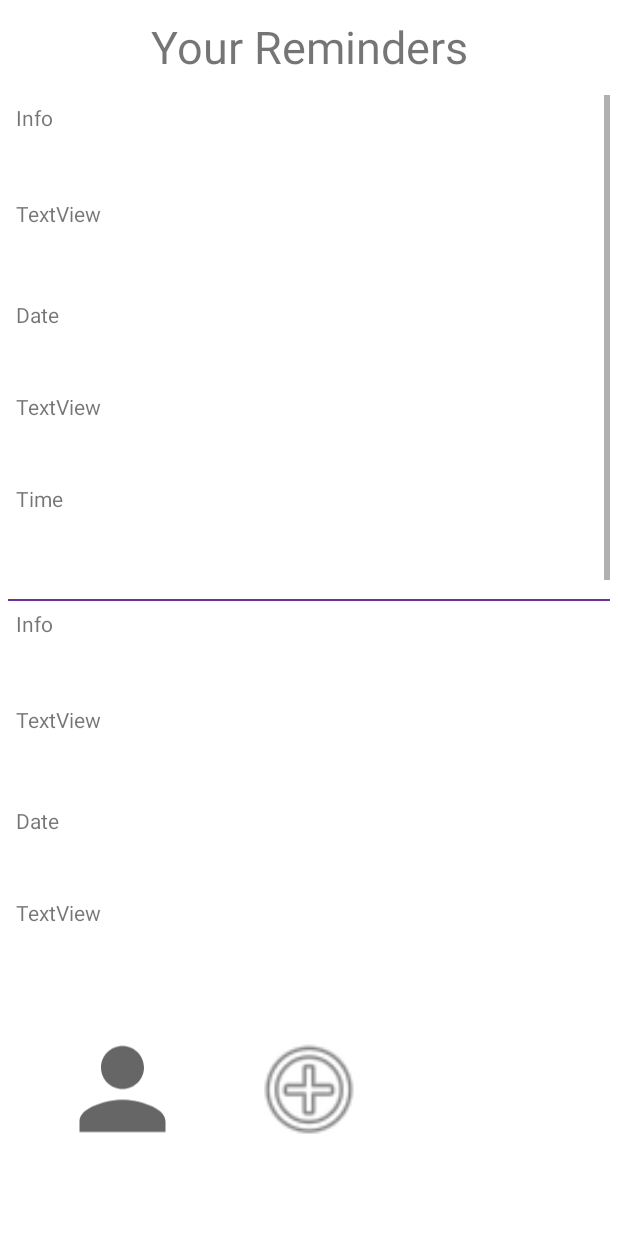
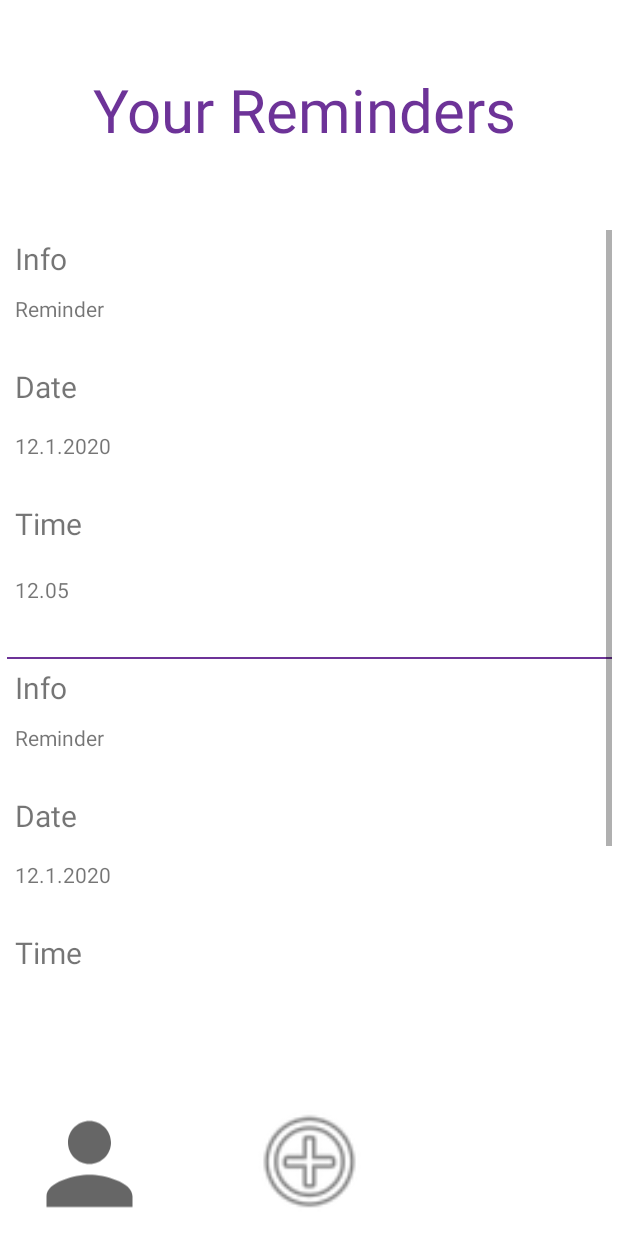
Before and after one commit to ksaily/ReminderApp, an Android app: the layout activity_menu.xml on its own in the app's theme, with its tools: preview values and no code run, on a phone screen of 412 x 824 dp. Run offline under Robolectric (Android 15) with nearby library versions, the phone set to English and light mode, and no system bars.

Commit message:
Working login and sign up, user can add reminders

```diff
--- a/app/src/main/AndroidManifest.xml
+++ b/app/src/main/AndroidManifest.xml
@@ -9,10 +9,12 @@
         android:roundIcon="@mipmap/ic_launcher_round"
         android:supportsRtl="true"
         android:theme="@style/Theme.Reminder">
-        <activity android:name=".ReminderAdaptor"></activity>
+        <activity android:name=".ReminderActivity"> </activity>
+        <activity android:name=".ProfileScreen"/>
         <activity android:name=".SignUpActivity" />
         <activity android:name=".MenuActivity" />
         <activity android:name=".MainActivity">
+
             <intent-filter>
                 <action android:name="android.intent.action.MAIN" />
 
--- a/app/src/main/res/layout/activity_menu.xml
+++ b/app/src/main/res/layout/activity_menu.xml
@@ -1,57 +1,78 @@
 <?xml version="1.0" encoding="utf-8"?>
-<LinearLayout xmlns:android="http://schemas.android.com/apk/res/android"
+<androidx.constraintlayout.widget.ConstraintLayout xmlns:android="http://schemas.android.com/apk/res/android"
     xmlns:app="http://schemas.android.com/apk/res-auto"
     xmlns:tools="http://schemas.android.com/tools"
     android:layout_width="match_parent"
     android:layout_height="match_parent"
+    android:minHeight="300dp"
     android:orientation="vertical"
+    android:padding="1dp"
+    tools:context=".MainActivity">
+
+    <ImageView
+        android:id="@+id/addReminder"
+        android:layout_width="99dp"
+        android:layout_height="92dp"
+        android:contentDescription="AddReminder"
         android:padding="5dp"
-    tools:context=".MainActivity">
+        app:layout_constraintBottom_toBottomOf="parent"
+        app:layout_constraintEnd_toEndOf="parent"
+        app:layout_constraintStart_toStartOf="parent"
+        app:layout_constraintTop_toBottomOf="@+id/linearLayout"
+        app:layout_constraintVertical_bias="0.956"
+        app:srcCompat="@android:drawable/ic_menu_add" />
 
     <TextView
         android:id="@+id/textView3"
-        android:layout_width="match_parent"
-        android:layout_height="58dp"
+        android:layout_width="403dp"
+        android:layout_height="73dp"
+        android:minHeight="50dp"
         android:padding="5dp"
         android:paddingTop="2dp"
         android:text="Your Reminders"
         android:textAlignment="center"
-        android:textSize="30sp" />
-
-    <ListView
-        android:id="@+id/menuListView"
-        android:layout_width="match_parent"
-        android:layout_height="570dp"
-        android:divider="@color/dark_purple"
-        android:dividerHeight="1dp"
-        android:footerDividersEnabled="false"
-        android:listSelector="@color/purple_200"
-        tools:listitem="@layout/activity_reminder_listview"/>
-
-
-    <androidx.constraintlayout.widget.ConstraintLayout
-        android:layout_width="match_parent"
-        android:layout_height="match_parent">
-
-        <ImageView
-            android:id="@+id/addReminder"
-            android:layout_width="97dp"
-            android:layout_height="89dp"
-            android:padding="5dp"
-            app:layout_constraintBottom_toBottomOf="parent"
+        android:textColor="@color/dark_purple"
+        android:textSize="40sp"
+        app:layout_constraintBottom_toTopOf="@+id/linearLayout"
         app:layout_constraintEnd_toEndOf="parent"
+        app:layout_constraintHorizontal_bias="0.0"
         app:layout_constraintStart_toStartOf="parent"
-            app:layout_constraintTop_toTopOf="parent"
-            app:srcCompat="@android:drawable/ic_menu_add" />
+        app:layout_constraintTop_toTopOf="parent" />
 
     <ImageView
         android:id="@+id/profileButton"
         android:layout_width="86dp"
         android:layout_height="93dp"
+        android:layout_marginEnd="40dp"
+        android:contentDescription="seeProfile"
         app:layout_constraintBottom_toBottomOf="parent"
         app:layout_constraintEnd_toStartOf="@+id/addReminder"
+        app:layout_constraintHorizontal_bias="0.533"
         app:layout_constraintStart_toStartOf="parent"
-            app:layout_constraintTop_toTopOf="parent"
+        app:layout_constraintTop_toBottomOf="@+id/linearLayout"
+        app:layout_constraintVertical_bias="1.0"
         app:srcCompat="@drawable/ic_baseline_person_24" />
+
+    <LinearLayout
+        android:id="@+id/linearLayout"
+        android:layout_width="403dp"
+        android:layout_height="518dp"
+        android:orientation="vertical"
+        app:layout_constraintBottom_toBottomOf="parent"
+        app:layout_constraintEnd_toEndOf="parent"
+        app:layout_constraintStart_toStartOf="parent"
+        app:layout_constraintTop_toTopOf="parent">
+
+        <ListView
+            android:id="@+id/menuListView"
+            android:layout_width="match_parent"
+            android:layout_height="592dp"
+            android:divider="@color/dark_purple"
+            android:dividerHeight="1dp"
+            android:footerDividersEnabled="true"
+            android:listSelector="@color/purple_200"
+            tools:listitem="@layout/activity_reminder_listview" />
+
+    </LinearLayout>
+
 </androidx.constraintlayout.widget.ConstraintLayout>
-</LinearLayout>
--- a/app/src/main/res/layout/activity_reminder_listview.xml
+++ b/app/src/main/res/layout/activity_reminder_listview.xml
@@ -13,30 +13,39 @@
     <TextView
         android:id="@+id/ReminderInfo"
         android:layout_width="match_parent"
-        android:layout_height="64dp"
-        android:text="Info" />
+        android:layout_height="37dp"
+        android:text="Info"
+        android:textSize="20sp" />
 
     <TextView
         android:id="@+id/textView2"
         android:layout_width="match_parent"
-        android:layout_height="67dp"
-        android:text="TextView" />
+        android:layout_height="48dp"
+        android:text="Reminder" />
 
     <TextView
         android:id="@+id/ReminderDate"
         android:layout_width="match_parent"
-        android:layout_height="61dp"
-        android:text="Date" />
+        android:layout_height="43dp"
+        android:text="Date"
+        android:textSize="20sp" />
 
     <TextView
         android:id="@+id/textView4"
         android:layout_width="match_parent"
-        android:layout_height="61dp"
-        android:text="TextView" />
+        android:layout_height="48dp"
+        android:text="12.1.2020" />
 
     <TextView
         android:id="@+id/ReminderTime"
+        android:layout_width="411dp"
+        android:layout_height="48dp"
+        android:text="Time"
+        android:textSize="20sp" />
+
+    <TextView
+        android:id="@+id/textView7"
         android:layout_width="match_parent"
-        android:layout_height="71dp"
-        android:text="Time" />
+        android:layout_height="49dp"
+        android:text="12.05" />
 </LinearLayout>
--- a/app/src/main/res/layout/profile_screen.xml
+++ b/app/src/main/res/layout/profile_screen.xml
@@ -7,9 +7,10 @@
     android:layout_height="match_parent">
 
     <ImageView
-        android:id="@+id/imageView"
+        android:id="@+id/profilePicture"
         android:layout_width="151dp"
         android:layout_height="156dp"
+        android:contentDescription="profilePicture"
         app:layout_constraintBottom_toBottomOf="parent"
         app:layout_constraintEnd_toEndOf="parent"
         app:layout_constraintStart_toStartOf="parent"
@@ -18,7 +19,7 @@
         app:srcCompat="@drawable/ic_baseline_person_24" />
 
     <TextView
-        android:id="@+id/textView"
+        android:id="@+id/showUserName"
         android:layout_width="178dp"
         android:layout_height="70dp"
         android:text="username"
```
Also changed, not shown: app/src/main/java/com/example/reminder/MainActivity.kt (+42 -10 lines), app/src/main/java/com/example/reminder/MenuActivity.kt (+9 -1 lines), app/src/main/java/com/example/reminder/ProfileScreen.kt (+11 -1 lines), app/src/main/java/com/example/reminder/SignUpActivity.kt (+36 -13 lines), app/src/main/res/layout/activity_main.xml (+6 -6 lines). Lines whose indentation alone changed are shown as unchanged.
